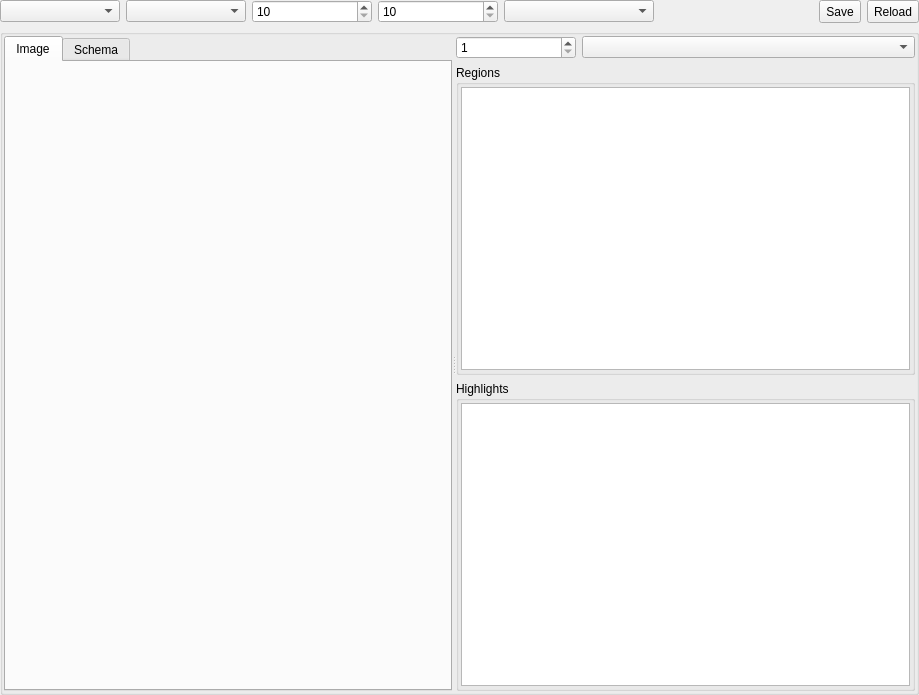
Old version of the form xvisualizationwidget.ui in the repository horsicq/XVisualizationWidget.
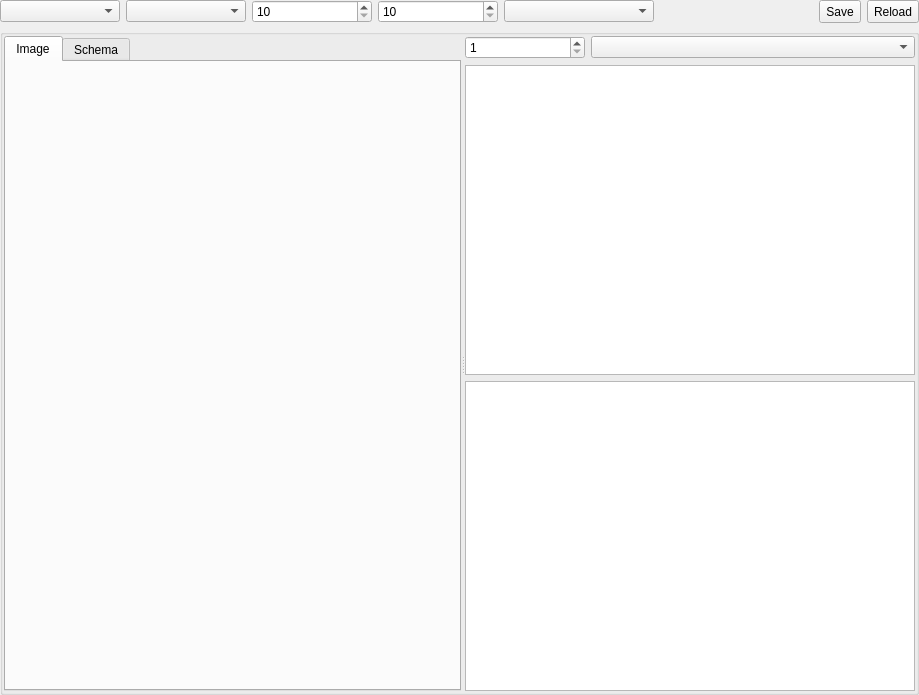
New version of the form. Custom widgets are drawn as their Qt base class.

Diff of the .ui file:
```diff
--- a/xvisualizationwidget.ui
+++ b/xvisualizationwidget.ui
@@ -283,52 +283,10 @@
            </layout>
           </item>
           <item>
-           <widget class="QGroupBox" name="groupBoxRegions">
-            <property name="title">
-             <string>Regions</string>
-            </property>
-            <layout class="QVBoxLayout" name="verticalLayout_5">
-             <property name="leftMargin">
-              <number>2</number>
-             </property>
-             <property name="topMargin">
-              <number>2</number>
-             </property>
-             <property name="rightMargin">
-              <number>2</number>
-             </property>
-             <property name="bottomMargin">
-              <number>2</number>
-             </property>
-             <item>
-              <widget class="QListWidget" name="listWidgetRegions"/>
-             </item>
-            </layout>
-           </widget>
+           <widget class="QListWidget" name="listWidgetRegions"/>
           </item>
           <item>
-           <widget class="QGroupBox" name="groupBoxHighlights">
-            <property name="title">
-             <string>Highlights</string>
-            </property>
-            <layout class="QVBoxLayout" name="verticalLayout_6">
-             <property name="leftMargin">
-              <number>2</number>
-             </property>
-             <property name="topMargin">
-              <number>2</number>
-             </property>
-             <property name="rightMargin">
-              <number>2</number>
-             </property>
-             <property name="bottomMargin">
-              <number>2</number>
-             </property>
-             <item>
-              <widget class="QListWidget" name="listWidgetHighlights"/>
-             </item>
-            </layout>
-           </widget>
+           <widget class="QListWidget" name="listWidgetHighlights"/>
           </item>
          </layout>
         </widget>
```
